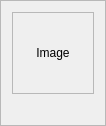
Old version of the form ui/thumbimageframe.ui in the repository athoune/Ema.
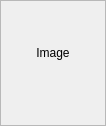
New version of the form. Custom widgets are drawn as their Qt base class.

Patch:
```diff
--- a/ui/thumbimageframe.ui
+++ b/ui/thumbimageframe.ui
@@ -52,8 +52,11 @@
      <property name="toolTip">
       <string>Image display</string>
      </property>
+     <property name="styleSheet">
+      <string notr="true"/>
+     </property>
      <property name="frameShape">
-      <enum>QFrame::StyledPanel</enum>
+      <enum>QFrame::NoFrame</enum>
      </property>
      <property name="text">
       <string>Image</string>
```
